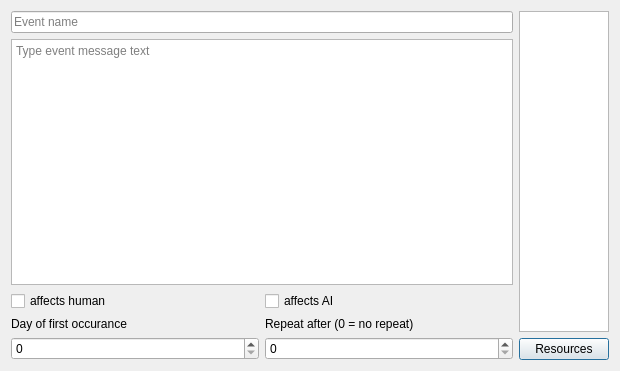
Before: the Qt Designer form mapeditor/mapsettings/timedevent.ui in vcmi/vcmi, drawn with Qt 5.
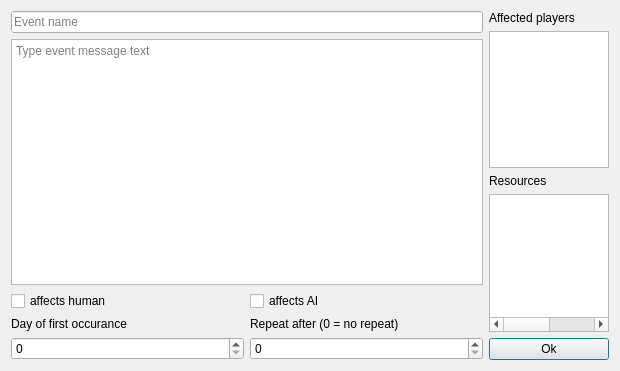
After: the same form once the commit is applied.

Commit message: Resources in time events

```diff
--- a/mapeditor/mapsettings/timedevent.ui
+++ b/mapeditor/mapsettings/timedevent.ui
@@ -102,6 +102,13 @@
      <property name="leftMargin">
       <number>0</number>
      </property>
+     <item>
+      <widget class="QLabel" name="label">
+       <property name="text">
+        <string>Affected players</string>
+       </property>
+      </widget>
+     </item>
      <item>
       <widget class="QListWidget" name="playersAffected">
        <property name="sizePolicy">
@@ -112,19 +119,91 @@
        </property>
        <property name="maximumSize">
         <size>
-         <width>90</width>
+         <width>120</width>
          <height>16777215</height>
         </size>
        </property>
       </widget>
      </item>
      <item>
-      <widget class="QPushButton" name="eventResources">
+      <widget class="QLabel" name="label_2">
        <property name="text">
         <string>Resources</string>
        </property>
       </widget>
      </item>
+     <item>
+      <widget class="QTableWidget" name="resources">
+       <property name="sizePolicy">
+        <sizepolicy hsizetype="Preferred" vsizetype="Expanding">
+         <horstretch>0</horstretch>
+         <verstretch>0</verstretch>
+        </sizepolicy>
+       </property>
+       <property name="maximumSize">
+        <size>
+         <width>120</width>
+         <height>16777215</height>
+        </size>
+       </property>
+       <property name="editTriggers">
+        <set>QAbstractItemView::NoEditTriggers</set>
+       </property>
+       <property name="selectionMode">
+        <enum>QAbstractItemView::SingleSelection</enum>
+       </property>
+       <property name="selectionBehavior">
+        <enum>QAbstractItemView::SelectRows</enum>
+       </property>
+       <property name="wordWrap">
+        <bool>false</bool>
+       </property>
+       <property name="columnCount">
+        <number>2</number>
+       </property>
+       <attribute name="horizontalHeaderVisible">
+        <bool>false</bool>
+       </attribute>
+       <attribute name="horizontalHeaderCascadingSectionResizes">
+        <bool>true</bool>
+       </attribute>
+       <attribute name="horizontalHeaderMinimumSectionSize">
+        <number>20</number>
+       </attribute>
+       <attribute name="horizontalHeaderDefaultSectionSize">
+        <number>60</number>
+       </attribute>
+       <attribute name="horizontalHeaderStretchLastSection">
+        <bool>true</bool>
+       </attribute>
+       <attribute name="verticalHeaderVisible">
+        <bool>false</bool>
+       </attribute>
+       <attribute name="verticalHeaderMinimumSectionSize">
+        <number>16</number>
+       </attribute>
+       <attribute name="verticalHeaderDefaultSectionSize">
+        <number>16</number>
+       </attribute>
+       <column>
+        <property name="text">
+         <string>type</string>
+        </property>
+       </column>
+       <column>
+        <property name="text">
+         <string>qty</string>
+        </property>
+       </column>
+      </widget>
+     </item>
+     <item>
+      <widget class="QPushButton" name="pushButton">
+       <property name="text">
+        <string>Ok</string>
+       </property>
+      </widget>
+     </item>
     </layout>
    </item>
   </layout>
```
The commit also changes 3 other files.
